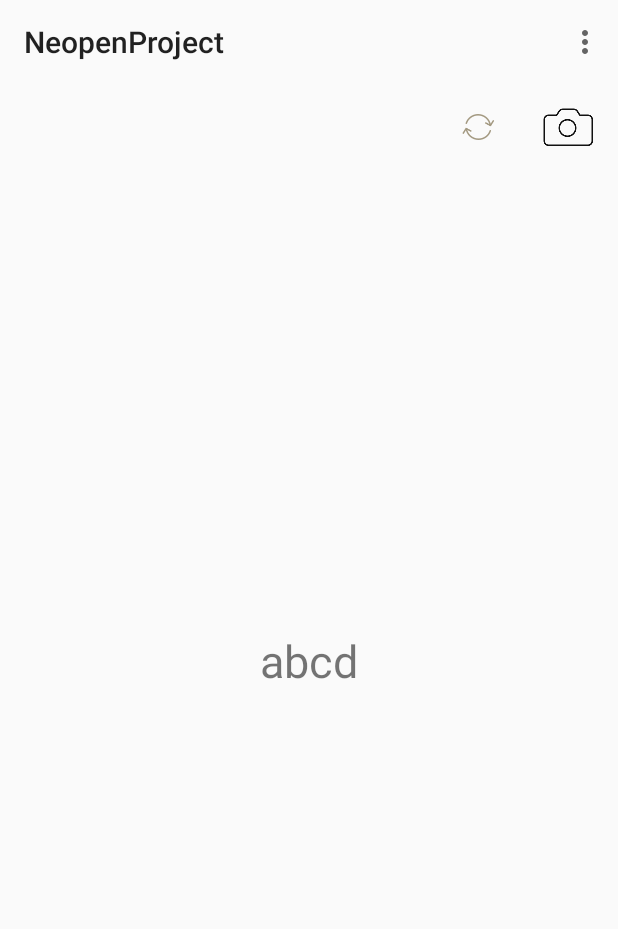
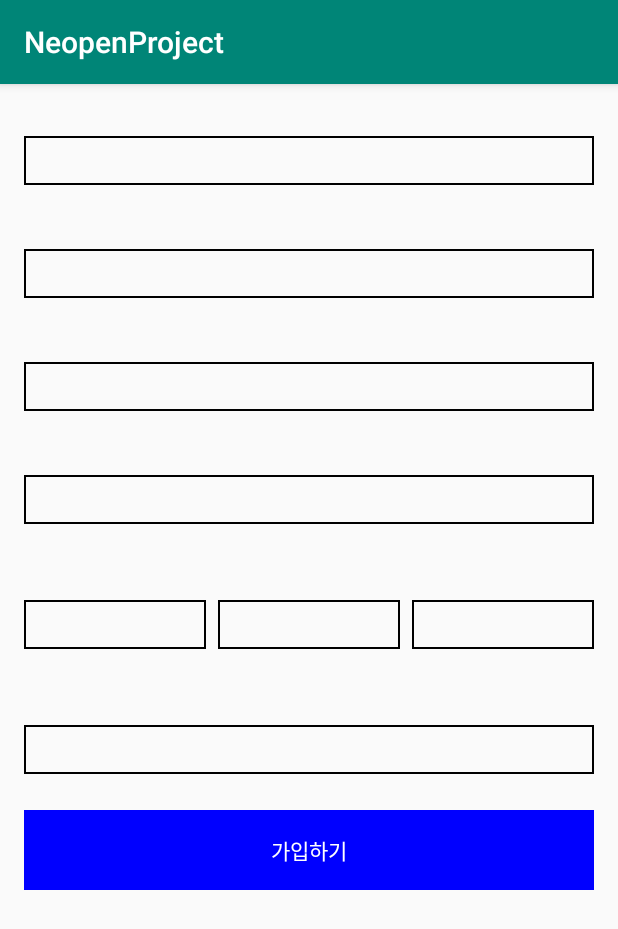
Before and after one commit to neopenproject/Frontend, an Android app: the screen it shows after launch (PenActivity before the commit, LoginActivity after it), on a phone screen of 412 x 824 dp. Shown: the top 929 px of the screen. Run offline under Robolectric (Android 15) with nearby library versions, the phone set to English and light mode, and no system bars; our stand-ins replace data binding.

Commit message:
1. Retrofit Setting 2. AssignActivity Setting (Only View)

```diff
--- a/app/build.gradle
+++ b/app/build.gradle
@@ -3,6 +3,8 @@ apply plugin: 'com.android.application'
 apply plugin: 'kotlin-android'
 
 apply plugin: 'kotlin-android-extensions'
+
+apply plugin: 'kotlin-kapt'
 
 android {
     compileSdkVersion 28
--- a/app/src/main/AndroidManifest.xml
+++ b/app/src/main/AndroidManifest.xml
@@ -23,6 +23,8 @@
                   android:screenOrientation="portrait"
                   android:theme="@style/Theme.AppCompat.Light.NoActionBar"
                   android:label="@string/app_name" android:launchMode="singleTask">
+        </activity>
+        <activity android:name="hackathon.co.kr.ui.login.view.LoginActivity">
             <intent-filter>
                 <action android:name="android.intent.action.MAIN"/>
 
--- a/app/src/main/java/hackathon/co/kr/neopen/temp/FwUpdateDialog.java
+++ b/app/src/main/java/hackathon/co/kr/neopen/temp/FwUpdateDialog.java
@@ -334,7 +334,7 @@ public class FwUpdateDialog extends Dialog implements OnCheckListener,OnDownLoad
                 ((TextView)fw_version_layout.findViewById( R.id.fw_version_local_text )).setText( "Pen FW version : "+ fwVersion );
                 if(isUpgrade(fwVersion,lastServerVersion))
                 {
-                    ((Button)fw_version_layout.findViewById( R.id.btn_ok )).setVisibility( View.INVISIBLE );
+                    ((Button)fw_version_layout.findViewById( R.id.btn_assign)).setVisibility( View.INVISIBLE );
                     ((Button)fw_version_layout.findViewById( R.id.btn_download )).setVisibility( View.VISIBLE );
                     ((Button)fw_version_layout.findViewById( R.id.btn_download )).setOnClickListener( new View.OnClickListener()
                     {
@@ -377,8 +377,8 @@ public class FwUpdateDialog extends Dialog implements OnCheckListener,OnDownLoad
                 else
                 {
                     ((Button)fw_version_layout.findViewById( R.id.btn_download )).setVisibility( View.INVISIBLE );
-                    ((Button)fw_version_layout.findViewById( R.id.btn_ok )).setVisibility( View.VISIBLE );
-                    ((Button)fw_version_layout.findViewById( R.id.btn_ok )).setOnClickListener( new View.OnClickListener()
+                    ((Button)fw_version_layout.findViewById( R.id.btn_assign)).setVisibility( View.VISIBLE );
+                    ((Button)fw_version_layout.findViewById( R.id.btn_assign)).setOnClickListener(new View.OnClickListener()
                     {
                         @Override
                         public void onClick ( View v )
--- a/app/src/main/java/hackathon/co/kr/neopen/temp/PenActivity.java
+++ b/app/src/main/java/hackathon/co/kr/neopen/temp/PenActivity.java
@@ -32,7 +32,7 @@ import hackathon.co.kr.neopen.sdk.pen.offline.OfflineFileParser;
 import hackathon.co.kr.neopen.sdk.pen.penmsg.JsonTag;
 import hackathon.co.kr.neopen.sdk.pen.penmsg.PenMsgType;
 import hackathon.co.kr.neopen.sdk.util.NLog;
-import hackathon.co.kr.util.NetworkUtil;
+import hackathon.co.kr.util.network.NetworkUtil;
 import kotlin.Unit;
 import org.json.JSONArray;
 import org.json.JSONException;
--- /dev/null
+++ b/app/src/main/java/hackathon/co/kr/ui/login/view/LoginActivity.kt
@@ -0,0 +1,28 @@
+package hackathon.co.kr.ui.login.view
+
+import android.os.Bundle
+import androidx.appcompat.app.AppCompatActivity
+import androidx.databinding.DataBindingUtil
+import androidx.lifecycle.ViewModelProviders
+import hackathon.co.kr.neopen.R
+import hackathon.co.kr.neopen.databinding.ActivityLoginBinding
+import hackathon.co.kr.ui.login.viewModel.LoginViewModel
+
+class LoginActivity : AppCompatActivity() {
+    var layoutRes = R.layout.activity_login
+    lateinit var binding: ActivityLoginBinding
+    val loginVM: LoginViewModel by lazy {
+        ViewModelProviders.of(this).get(LoginViewModel::class.java)
+    }
+
+    fun onDataBinding() {
+        binding = DataBindingUtil.setContentView(this, layoutRes)
+        binding.activity = this
+        binding.loginVM = loginVM
+    }
+
+    override fun onCreate(savedInstanceState: Bundle?) {
+        super.onCreate(savedInstanceState)
+        onDataBinding()
+    }
+}
--- /dev/null
+++ b/app/src/main/java/hackathon/co/kr/ui/login/viewModel/LoginViewModel.kt
@@ -0,0 +1,30 @@
+package hackathon.co.kr.ui.login.viewModel
+
+import android.app.Application
+import android.util.Log
+import androidx.databinding.ObservableField
+import androidx.lifecycle.AndroidViewModel
+import hackathon.co.kr.neopen.R
+
+class LoginViewModel(app: Application) : AndroidViewModel(app) {
+    var titles = app.resources.getStringArray(R.array.login_titles)
+    var inputs = arrayListOf(
+            ObservableField(""), ObservableField(""), ObservableField(""), ObservableField(""),
+            ObservableField(""), ObservableField(""), ObservableField(""), ObservableField("")
+    )
+    var toastMessage = ObservableField<String>()
+
+    init {
+        // 0 : id
+        // 1 : pw
+    }
+
+    fun assignBtnClick() {
+        val id = inputs[0].get()
+        val pw = inputs[1].get()
+
+        Log.d("assignBtnClick : ", "$id, $pw")
+
+        // 회원가입 로직 넣으면 됩니다.
+    }
+}
--- /dev/null
+++ b/app/src/main/java/hackathon/co/kr/util/RiflockleBindingAdapter.kt
@@ -0,0 +1,20 @@
+package hackathon.co.kr.util
+
+import android.text.InputType
+import android.text.method.PasswordTransformationMethod
+import android.widget.EditText
+import androidx.databinding.BindingAdapter
+
+@BindingAdapter("typeSetting")
+fun setEditTextInputType(view: EditText, type: Int) {
+    when (type) {
+        0 -> {
+            view.inputType = InputType.TYPE_CLASS_TEXT
+        }
+        else -> {
+            view.transformationMethod = PasswordTransformationMethod.getInstance()
+        }
+    }
+
+    view.requestLayout()
+}
--- a/app/src/main/java/hackathon/co/kr/util/NetworkInterface.kt
+++ b/app/src/main/java/hackathon/co/kr/util/network/NetworkInterface.kt
@@ -1,4 +1,4 @@
-package hackathon.co.kr.util
+package hackathon.co.kr.util.network
 
 import retrofit2.Call
 import retrofit2.http.GET
--- a/app/src/main/java/hackathon/co/kr/util/NetworkUtil.java
+++ b/app/src/main/java/hackathon/co/kr/util/network/NetworkUtil.java
@@ -1,4 +1,4 @@
-package hackathon.co.kr.util;
+package hackathon.co.kr.util.network;
 
 import okhttp3.OkHttpClient;
 import okhttp3.logging.HttpLoggingInterceptor;
--- /dev/null
+++ b/app/src/main/res/drawable/item_border_black.xml
@@ -0,0 +1,9 @@
+<?xml version="1.0" encoding="utf-8"?>
+<selector xmlns:android="http://schemas.android.com/apk/res/android">
+    <item>
+        <shape android:shape="rectangle">
+            <stroke android:width="1dp" android:color="#000000"/>
+        </shape>
+    </item>
+
+</selector>
--- /dev/null
+++ b/app/src/main/res/layout/activity_login.xml
@@ -0,0 +1,115 @@
+<?xml version="1.0" encoding="utf-8"?>
+
+<layout xmlns:android="http://schemas.android.com/apk/res/android" xmlns:tools="http://schemas.android.com/tools">
+    <data>
+        <variable name="activity" type="hackathon.co.kr.ui.login.view.LoginActivity"/>
+        <variable name="loginVM" type="hackathon.co.kr.ui.login.viewModel.LoginViewModel"/>
+    </data>
+    <LinearLayout
+            android:orientation="vertical"
+            android:layout_width="match_parent"
+            android:layout_height="match_parent">
+
+        <include
+                tools:activity="@{activity}"
+                tools:loginVM="@{loginVM}"
+                tools:type="@{0}"
+                layout="@layout/layout_login"/>
+
+        <include
+                tools:activity="@{activity}"
+                tools:loginVM="@{loginVM}"
+                tools:type="@{1}"
+                layout="@layout/layout_login"/>
+
+        <include
+                tools:activity="@{activity}"
+                tools:loginVM="@{loginVM}"
+                tools:type="@{2}"
+                layout="@layout/layout_login"/>
+
+        <include
+                tools:activity="@{activity}"
+                tools:loginVM="@{loginVM}"
+                tools:type="@{3}"
+                layout="@layout/layout_login"/>
+
+        <LinearLayout
+                android:orientation="vertical"
+                android:layout_width="match_parent"
+                android:layout_margin="16dp"
+                android:layout_height="wrap_content">
+
+            <TextView
+                    android:id="@+id/tv_title"
+                    tools:text="이름"
+                    android:textSize="13sp"
+                    android:text="@{loginVM.titles[4]}"
+                    android:layout_width="wrap_content"
+                    android:textStyle="bold"
+                    android:layout_height="wrap_content"/>
+
+            <LinearLayout
+                    android:orientation="horizontal"
+                    android:layout_width="match_parent"
+                    android:layout_height="wrap_content">
+
+                <EditText
+                        android:id="@+id/et_year"
+                        android:textSize="18sp"
+                        android:padding="4dp"
+                        tools:text="abcd"
+                        android:text="@={loginVM.inputs[4]}"
+                        android:layout_marginTop="8dp"
+                        android:background="@drawable/item_border_black"
+                        android:layout_weight="1"
+                        android:layout_width="0dp"
+                        android:layout_height="wrap_content"/>
+
+                <EditText
+                        android:id="@+id/et_month"
+                        android:textSize="18sp"
+                        android:padding="4dp"
+                        android:layout_marginHorizontal="8dp"
+                        tools:text="abcd"
+                        android:text="@={loginVM.inputs[5]}"
+                        android:layout_marginTop="8dp"
+                        android:background="@drawable/item_border_black"
+                        android:layout_weight="1"
+                        android:layout_width="0dp"
+                        android:layout_height="wrap_content"/>
+
+                <EditText
+                        android:id="@+id/et_day"
+                        android:textSize="18sp"
+                        android:padding="4dp"
+                        tools:text="abcd"
+                        android:text="@={loginVM.inputs[6]}"
+                        android:layout_marginTop="8dp"
+                        android:background="@drawable/item_border_black"
+                        android:layout_weight="1"
+                        android:layout_width="0dp"
+                        android:layout_height="wrap_content"/>
+            </LinearLayout>
+        </LinearLayout>
+
+        <include
+                tools:activity="@{activity}"
+                tools:loginVM="@{loginVM}"
+                tools:type="@{7}"
+                layout="@layout/layout_login"/>
+
+        <TextView
+                android:id="@+id/btn_assign"
+                android:layout_margin="16dp"
+                android:text="가입하기"
+                android:gravity="center"
+                android:background="#0000FF"
+                android:textColor="#FFFFFF"
+                android:onClick="@{() -> loginVM.assignBtnClick()}"
+                android:padding="16dp"
+                android:layout_width="match_parent"
+                android:layout_height="wrap_content"/>
+
+    </LinearLayout>
+</layout>
--- a/app/src/main/res/layout/fw_update_dialog.xml
+++ b/app/src/main/res/layout/fw_update_dialog.xml
@@ -92,7 +92,7 @@
 				android:text="Download"
 				android:visibility="invisible"/>
 			<Button
-				android:id="@+id/btn_ok"
+				android:id="@+id/btn_assign"
 				android:layout_width="wrap_content"
 				android:layout_height="wrap_content"
 				android:textColor="#000000"
--- /dev/null
+++ b/app/src/main/res/layout/layout_login.xml
@@ -0,0 +1,40 @@
+<?xml version="1.0" encoding="utf-8"?>
+<layout xmlns:android="http://schemas.android.com/apk/res/android" xmlns:app="http://schemas.android.com/apk/res-auto"
+        xmlns:tools="http://schemas.android.com/tools">
+    <data>
+        <variable name="activity" type="hackathon.co.kr.ui.login.view.LoginActivity"/>
+        <variable name="loginVM" type="hackathon.co.kr.ui.login.viewModel.LoginViewModel"/>
+        <variable name="type" type="Integer"/>
+    </data>
+
+    <LinearLayout
+            android:orientation="vertical"
+            android:layout_width="match_parent"
+            android:layout_marginHorizontal="16dp"
+            android:layout_marginTop="8dp"
+            android:layout_marginBottom="8dp"
+            android:layout_height="wrap_content">
+
+        <TextView
+                android:id="@+id/tv_title"
+                tools:text="이름"
+                android:textSize="13sp"
+                android:text="@{loginVM.titles[type]}"
+                android:layout_width="wrap_content"
+                android:textStyle="bold"
+                android:layout_height="wrap_content"/>
+
+        <EditText
+                android:id="@+id/et_description"
+                app:typeSetting="@{type}"
+                android:textSize="18sp"
+                android:padding="4dp"
+                android:text="@={loginVM.inputs[type]}"
+                tools:text="abcd"
+                android:layout_marginTop="8dp"
+                android:background="@drawable/item_border_black"
+                android:layout_width="match_parent"
+                android:layout_height="wrap_content"/>
+
+    </LinearLayout>
+</layout>
--- a/app/src/main/res/values/arrays.xml
+++ b/app/src/main/res/values/arrays.xml
@@ -33,4 +33,15 @@
         <item>-444912</item>
         <item>-16777216</item>
     </string-array>
+
+    <string-array name="login_titles">
+        <item>아이디</item>
+        <item>비밀번호</item>
+        <item>비밀번호 확인</item>
+        <item>이름</item>
+        <item>생년월일</item>
+        <item>월</item>
+        <item>일</item>
+        <item>성별</item>
+    </string-array>
 </resources>
```
Lines whose indentation alone changed are shown as unchanged.
